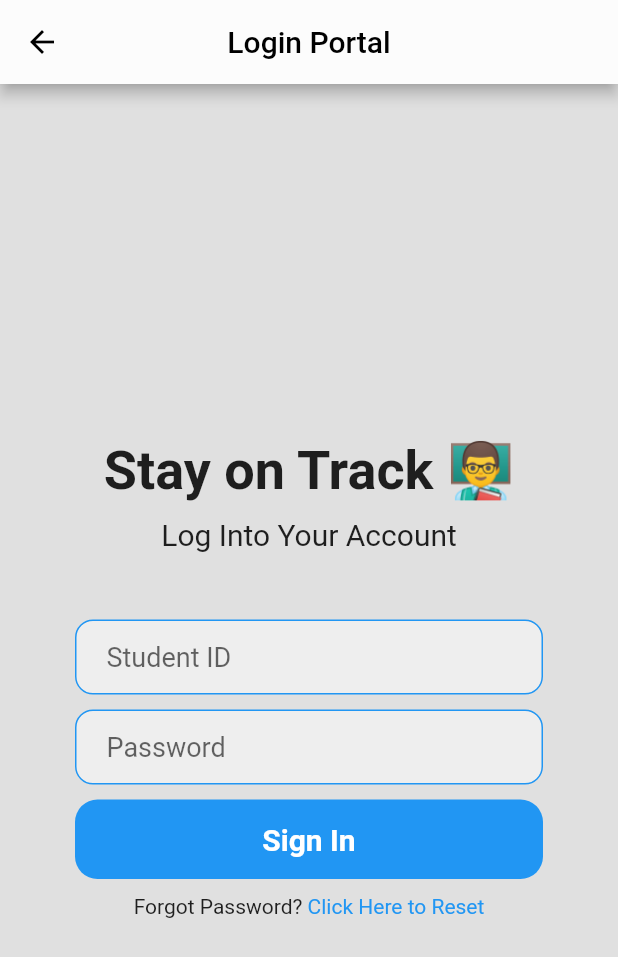
After one commit to skedaddl3/stud_app, a Flutter app: the SecondRoute screen opened directly, on a phone screen of 412 x 824 dp. The commit adds this screen. Shown: the top 957 px of the screen. Run offline on Flutter 3.47's test engine with Material 2 defaults, Android fonts, the phone set to English and light mode, and no system bars.

Commit message:
login page

```diff
--- /dev/null
+++ b/lib/login.dart
@@ -0,0 +1,141 @@
+import 'package:flutter/material.dart';
+import 'package:flutter/services.dart' show TextInputType;
+
+class SecondRoute extends StatefulWidget {
+  const SecondRoute({super.key});
+
+  @override
+  State<SecondRoute> createState() => _LogInPageState();
+}
+
+class _LogInPageState extends State<SecondRoute> {
+  @override
+  Widget build(BuildContext context) {
+    return Scaffold(
+      appBar: AppBar(
+        centerTitle: true,
+        title: const Text('Login Portal',
+            style: TextStyle(color: Color.fromARGB(255, 0, 0, 0))),
+        automaticallyImplyLeading: false,
+        leading: IconButton(
+          icon: const Icon(Icons.arrow_back, color: Colors.black),
+          onPressed: () => Navigator.of(context).pop(),
+        ),
+      ),
+      backgroundColor: Colors.grey[300],
+      body: SafeArea(
+        child: Center(
+          child: Column(
+            mainAxisAlignment: MainAxisAlignment.center,
+            children: [
+              const SizedBox(height: 25),
+              const Text(
+                'Stay on Track 👨‍🏫',
+                style: TextStyle(
+                  fontWeight: FontWeight.bold,
+                  fontSize: 36,
+                ),
+              ),
+              const SizedBox(height: 10),
+              const Text(
+                'Log Into Your Account',
+                // ignore: unnecessary_const
+                style: const TextStyle(
+                  fontSize: 20,
+                ),
+              ),
+              const SizedBox(height: 45.0),
+              //email textfield
+
+              Padding(
+                padding: const EdgeInsets.symmetric(horizontal: 50.0),
+                child: Container(
+                  decoration: BoxDecoration(
+                    color: Colors.grey[200],
+                    border: Border.all(color: Colors.blue),
+                    borderRadius: BorderRadius.circular(12),
+                  ),
+                  // ignore: prefer_const_constructors
+                  child: Padding(
+                    padding: const EdgeInsets.only(left: 20.0),
+                    child: const TextField(
+                      keyboardType: TextInputType.number,
+                      decoration: InputDecoration(
+                          border: InputBorder.none, hintText: 'Student ID'),
+                      style: TextStyle(
+                        fontSize: 18.0,
+                      ),
+                    ),
+                  ),
+                ),
+              ),
+
+              const SizedBox(height: 10.0),
+
+              Padding(
+                padding: const EdgeInsets.symmetric(horizontal: 50.0),
+                child: Container(
+                  decoration: BoxDecoration(
+                    color: Colors.grey[200],
+                    border: Border.all(color: Colors.blue),
+                    borderRadius: BorderRadius.circular(12),
+                  ),
+                  // ignore: prefer_const_constructors
+                  child: Padding(
+                    padding: const EdgeInsets.only(left: 20.0),
+                    child: const TextField(
+                      obscureText: true,
+                      obscuringCharacter: '●',
+                      decoration: InputDecoration(
+                          border: InputBorder.none, hintText: 'Password'),
+                      style: TextStyle(
+                        fontSize: 18.0,
+                      ),
+                    ),
+                  ),
+                ),
+              ),
+              const SizedBox(height: 10),
+
+              Padding(
+                padding: const EdgeInsets.symmetric(horizontal: 50.0),
+                child: Container(
+                  padding: const EdgeInsets.all(15.0),
+                  decoration: BoxDecoration(
+                    color: Colors.blue,
+                    borderRadius: BorderRadius.circular(15.0),
+                  ),
+                  child: const Center(
+                    child: Text(
+                      'Sign In',
+                      style: TextStyle(
+                          color: Colors.white,
+                          fontWeight: FontWeight.bold,
+                          fontSize: 20.0),
+                    ),
+                  ),
+                ),
+              ),
+              const SizedBox(height: 10),
+              Row(
+                mainAxisAlignment: MainAxisAlignment.center,
+                // ignore: prefer_const_literals_to_create_immutables
+                children: [
+                  const Text(
+                    'Forgot Password?',
+                    style:
+                        TextStyle(fontWeight: FontWeight.w400, fontSize: 14.0),
+                  ),
+                  const Text(
+                    ' Click Here to Reset',
+                    style: TextStyle(color: Colors.blue, fontSize: 14.0),
+                  )
+                ],
+              ),
+            ],
+          ),
+        ),
+      ),
+    );
+  }
+}
--- a/lib/main.dart
+++ b/lib/main.dart
@@ -1,12 +1,11 @@
-// ignore_for_file: avoid_print
-
 import 'package:flutter/material.dart';
 import 'package:flutter/gestures.dart';
+import 'login.dart' show SecondRoute;
 
 void main() {
   runApp(
     MaterialApp(
-      title: 'Flutter Demo',
+      title: 'Student Demo',
       theme: ThemeData(
         // ignore: prefer_const_constructors
         appBarTheme: AppBarTheme(color: const Color.fromRGBO(252, 252, 252, 1)),
@@ -48,7 +47,7 @@ class LogIn extends StatelessWidget {
       children: <Widget>[
         SizedBox(
             child: Image.asset('assets/images/Montfort-removebg-preview.png'),
-            width: 220),
+            width: 200),
         const Text("\n\n"),
         RichText(
           textAlign: TextAlign.center,
@@ -61,7 +60,13 @@ class LogIn extends StatelessWidget {
                   style: linkStyle,
                   recognizer: TapGestureRecognizer()
                     ..onTap = () {
-                      print('Terms of Service"');
+                      Navigator.push(
+                        context,
+                        MaterialPageRoute(
+                            builder: (context) => const SecondRoute()),
+                      );
+                      // ignore: avoid_print
+                      print('login page');
                     }),
               const TextSpan(text: '\n\nHaving Troubles Logging In? '),
               TextSpan(
@@ -69,7 +74,8 @@ class LogIn extends StatelessWidget {
                   style: linkStyle,
                   recognizer: TapGestureRecognizer()
                     ..onTap = () {
-                      print('Privacy Policy"');
+                      // ignore: avoid_print
+                      print('Sign Up/Report a Problem');
                     }),
             ],
           ),
@@ -78,3 +84,24 @@ class LogIn extends StatelessWidget {
     );
   }
 }
+
+class FirstRoute extends StatelessWidget {
+  const FirstRoute({super.key});
+
+  @override
+  Widget build(BuildContext context) {
+    return Scaffold(
+      appBar: AppBar(
+        title: const Text('First Route'),
+      ),
+      body: Center(
+        child: ElevatedButton(
+          child: const Text('Open route'),
+          onPressed: () {
+            // Navigate to second route when tapped.
+          },
+        ),
+      ),
+    );
+  }
+}
--- a/pubspec.yaml
+++ b/pubspec.yaml
@@ -18,7 +18,7 @@
 version: 1.0.0+1
 
 environment:
-  sdk: ">=2.16.2 <3.0.0"
+  sdk: ">=2.17.0 <3.0.0"
 
 # Dependencies specify other packages that your package needs in order to work.
 # To automatically upgrade your package dependencies to the latest versions
```
Also changed, not shown: pubspec.lock, 3 other files.
